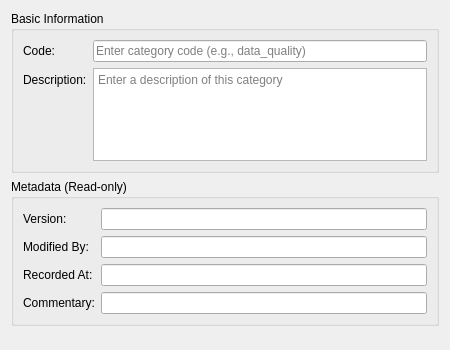
Qt form projects/ores.qt/ui/ChangeReasonCategoryDetailDialog.ui (OreStudio/OreStudio) before a commit.
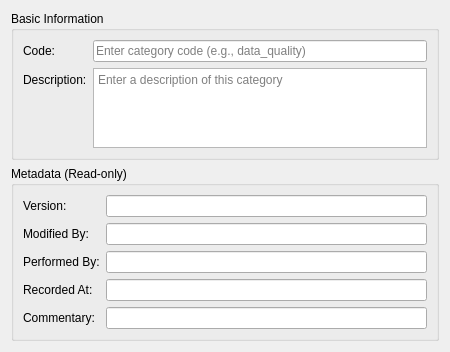
The same form after that commit.

Commit message:
[qt] Add Performed By field to remaining detail dialogs
Adds read-only performedByEdit to the metadata section of 13 detail
dialogs that were missing it: Currency, Country, BusinessCentre,
ChangeReason, ChangeReasonCategory, Account, Role, Tenant, TenantType,
FeatureFlag, DatasetBundle, NatureDimension, OriginDimension.

```diff
--- a/projects/ores.qt/ui/ChangeReasonCategoryDetailDialog.ui
+++ b/projects/ores.qt/ui/ChangeReasonCategoryDetailDialog.ui
@@ -110,27 +110,42 @@
        </widget>
       </item>
       <item row="2" column="0">
+       <widget class="QLabel" name="labelPerformedBy">
+        <property name="text">
+         <string>Performed By:</string>
+        </property>
+       </widget>
+      </item>
+      <item row="2" column="1">
+       <widget class="QLineEdit" name="performedByEdit">
+        <property name="readOnly">
+         <bool>true</bool>
+        </property>
+       </widget>
+      </item>
+
+      <item row="3" column="0">
        <widget class="QLabel" name="labelRecordedAt">
         <property name="text">
          <string>Recorded At:</string>
         </property>
        </widget>
       </item>
-      <item row="2" column="1">
+      <item row="3" column="1">
        <widget class="QLineEdit" name="recordedAtEdit">
         <property name="readOnly">
          <bool>true</bool>
         </property>
        </widget>
       </item>
-      <item row="3" column="0">
+      <item row="4" column="0">
        <widget class="QLabel" name="labelCommentary">
         <property name="text">
          <string>Commentary:</string>
         </property>
        </widget>
       </item>
-      <item row="3" column="1">
+      <item row="4" column="1">
        <widget class="QLineEdit" name="commentaryEdit">
         <property name="readOnly">
          <bool>true</bool>
```
The commit also changes 26 other files.
